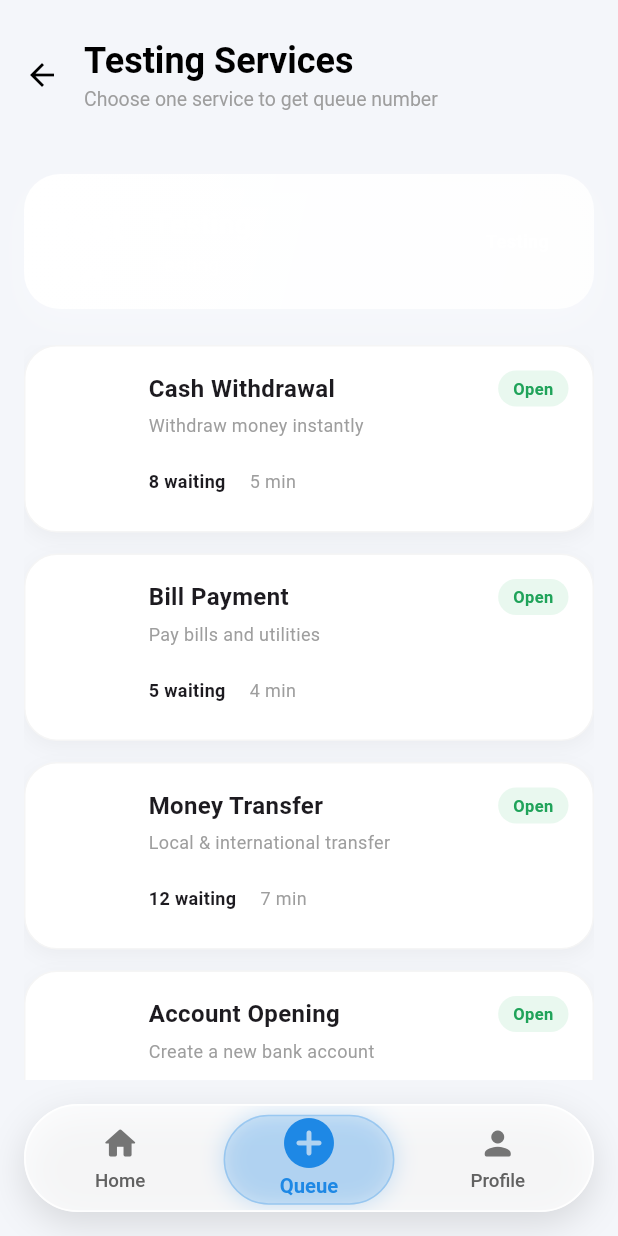
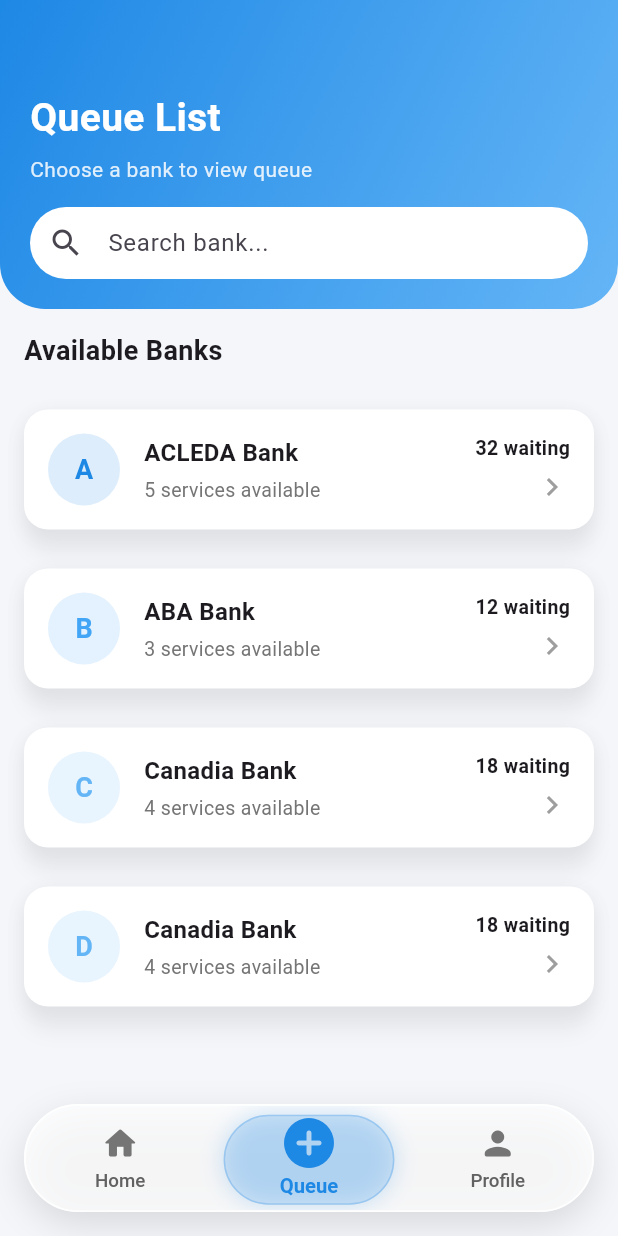
Before and after one commit to VathanaProgrammer/Queue-App, a Flutter app: the NavBarScreen screen opened by its route, item 2 of the bottom bar chosen, on a phone screen of 412 x 824 dp. Run offline on Flutter 3.47's test engine with Material 3 defaults, Android fonts, the phone set to English and light mode, and no system bars; network calls fail.

Commit message:
update new queue screen and move queue screen old to queuelink and update code from old version to new
pls dont delete this branch

```diff
--- a/lib/features/home/presentation/home.dart
+++ b/lib/features/home/presentation/home.dart
@@ -2,7 +2,7 @@
 import 'package:venqueue/features/home/widget/bank_card.dart';
 import 'package:venqueue/features/home/widget/queue_stat.dart';
 import 'package:venqueue/features/home/model/bank_model.dart';
-import 'package:venqueue/features/queue/presentation/queue.dart';
+import 'package:venqueue/features/queue/presentation/screens/queuelink.dart';
 
 class HomeScreen extends StatelessWidget {
   const HomeScreen({super.key});
@@ -178,7 +178,7 @@
                       Navigator.push(
                         context,
                         MaterialPageRoute(
-                          builder: (context) => QueueScreen(
+                          builder: (context) => QueueLink(
                             bankName: bank.name,
                             bankLetter: bank.letter,
                             bankColor: bank.color,
--- a/lib/features/home/widget/bank_card.dart
+++ b/lib/features/home/widget/bank_card.dart
@@ -1,5 +1,5 @@
 import 'package:flutter/material.dart';
-import 'package:venqueue/features/queue/presentation/queue.dart';
+import 'package:venqueue/features/queue/presentation/screens/queuelink.dart';
 
 class BankCard extends StatelessWidget {
   final String letter;
@@ -29,7 +29,7 @@
             Navigator.push(
               context,
               MaterialPageRoute(
-                builder: (context) => QueueScreen(
+                builder: (context) => QueueLink(
                   bankName: bankName,
                   bankLetter: letter,
                   bankColor: color,
@@ -60,7 +60,7 @@
             // Bank Letter Avatar
             CircleAvatar(
               radius: 24,
-              backgroundColor: color.withOpacity(0.15),
+              backgroundColor: color.withValues(alpha: 0.15),
               child: Text(
                 letter,
                 style: TextStyle(
--- a/lib/features/navigation/widget/navbar.dart
+++ b/lib/features/navigation/widget/navbar.dart
@@ -1,7 +1,7 @@
 import 'package:flutter/material.dart';
 import 'package:venqueue/features/home/presentation/home.dart';
 import 'package:venqueue/features/profile/presentation/profile.dart';
-import 'package:venqueue/features/queue/presentation/queue.dart';
+import 'package:venqueue/features/queue/presentation/screens/queue.dart';
 
 class NavBarScreen extends StatefulWidget {
   const NavBarScreen({super.key});
@@ -13,16 +13,10 @@
 class _NavBarScreenState extends State<NavBarScreen> {
   int _currentIndex = 0;
 
-  final List<Widget> _screens = const [
-    HomeScreen(),
-    QueueScreen(
-      bankName: 'Testing',
-      bankLetter: 'Testing',
-      bankColor: Colors.white,
-      services: 'Testing',
-      waiting: 'Testing',
-    ),
-    Profilescreen(),
+  final List<Widget> _screens = [
+    const HomeScreen(),
+    QueueScreen(),
+    const Profilescreen(),
   ];
 
   @override
@@ -40,10 +34,10 @@
           child: Container(
             height: 72,
             decoration: BoxDecoration(
-              color: Colors.white.withOpacity(0.75),
+              color: Colors.white.withValues(alpha: 0.75),
               borderRadius: BorderRadius.circular(50),
               border: Border.all(
-                color: Colors.white.withOpacity(0.9),
+                color: Colors.white.withValues(alpha: 0.9),
                 width: 1.2,
               ),
               boxShadow: const [
@@ -73,14 +67,18 @@
                           decoration: BoxDecoration(
                             color: const Color(
                               0xFF1E88E5,
-                            ).withOpacity(0.15), // ← Blue tint
+                            ).withValues(alpha: 0.15), // ← Blue tint
                             borderRadius: BorderRadius.circular(40),
                             border: Border.all(
-                              color: const Color(0xFF1E88E5).withOpacity(0.25),
+                              color: const Color(
+                                0xFF1E88E5,
+                              ).withValues(alpha: 0.25),
                             ),
                             boxShadow: [
                               BoxShadow(
-                                color: const Color(0xFF1E88E5).withOpacity(0.2),
+                                color: const Color(
+                                  0xFF1E88E5,
+                                ).withValues(alpha: 0.2),
                                 blurRadius: 12,
                                 spreadRadius: 1,
                               ),
--- a/lib/features/profile/presentation/profile.dart
+++ b/lib/features/profile/presentation/profile.dart
@@ -144,7 +144,7 @@
       borderRadius: BorderRadius.circular(16),
       boxShadow: [
         BoxShadow(
-          color: Colors.black.withOpacity(0.04),
+          color: Colors.black.withValues(alpha: 0.04),
           blurRadius: 12,
           offset: const Offset(0, 6),
         ),
--- a/lib/features/profile/widget/profile_item.dart
+++ b/lib/features/profile/widget/profile_item.dart
@@ -21,7 +21,7 @@
     return ListTile(
       onTap: onTap,
       leading: CircleAvatar(
-        backgroundColor: Colors.blue.withOpacity(0.1),
+        backgroundColor: Colors.blue.withValues(alpha: 0.1),
         child: Icon(icon, color: Colors.blue),
       ),
       title: Text(
--- /dev/null
+++ b/lib/features/queue/presentation/screens/queue.dart
@@ -0,0 +1,168 @@
+import 'package:flutter/material.dart';
+import 'package:venqueue/features/home/model/bank_model.dart';
+import 'package:venqueue/features/home/widget/bank_card.dart';
+import 'package:venqueue/features/queue/presentation/screens/queuelink.dart';
+
+class QueueScreen extends StatelessWidget {
+  QueueScreen({super.key});
+
+  final List<Bank> banks = [
+    Bank(
+      letter: "A",
+      name: "ACLEDA Bank",
+      services: "5 services available",
+      waiting: "32 waiting",
+      color: const Color(0xFF1E88E5),
+    ),
+    Bank(
+      letter: "B",
+      name: "ABA Bank",
+      services: "3 services available",
+      waiting: "12 waiting",
+      color: const Color(0xFF42A5F5),
+    ),
+    Bank(
+      letter: "C",
+      name: "Canadia Bank",
+      services: "4 services available",
+      waiting: "18 waiting",
+      color: const Color(0xFF64B5F6),
+    ),
+    Bank(
+      letter: "D",
+      name: "Canadia Bank",
+      services: "4 services available",
+      waiting: "18 waiting",
+      color: const Color(0xFF64B5F6),
+    ),
+  ];
+
+  @override
+  Widget build(BuildContext context) {
+    return Scaffold(
+      backgroundColor: const Color(0xFFF4F6FA),
+
+      body: Column(
+        children: [
+          Container(
+            padding: const EdgeInsets.only(
+              top: 60,
+              left: 20,
+              right: 20,
+              bottom: 20,
+            ),
+            decoration: const BoxDecoration(
+              gradient: LinearGradient(
+                colors: [Color(0xFF1E88E5), Color(0xFF64B5F6)],
+                begin: Alignment.topLeft,
+                end: Alignment.bottomRight,
+              ),
+              borderRadius: BorderRadius.only(
+                bottomLeft: Radius.circular(30),
+                bottomRight: Radius.circular(30),
+              ),
+            ),
+            child: Column(
+              crossAxisAlignment: CrossAxisAlignment.start,
+              children: [
+                const Text(
+                  "Queue List",
+                  style: TextStyle(
+                    color: Colors.white,
+                    fontSize: 26,
+                    fontWeight: FontWeight.bold,
+                  ),
+                ),
+                const SizedBox(height: 6),
+                Text(
+                  "Choose a bank to view queue",
+                  style: TextStyle(
+                    color: Colors.white.withValues(alpha: 0.85),
+                    fontSize: 14,
+                  ),
+                ),
+                const SizedBox(height: 15),
+
+                // 🔍 SEARCH BAR
+                TextField(
+                  decoration: InputDecoration(
+                    hintText: "Search bank...",
+                    prefixIcon: const Icon(Icons.search),
+                    filled: true,
+                    fillColor: Colors.white,
+                    contentPadding: const EdgeInsets.symmetric(vertical: 0),
+                    border: OutlineInputBorder(
+                      borderRadius: BorderRadius.circular(30),
+                      borderSide: BorderSide.none,
+                    ),
+                  ),
+                ),
+              ],
+            ),
+          ),
+
+          const SizedBox(height: 15),
+
+          Padding(
+            padding: const EdgeInsets.symmetric(horizontal: 16),
+            child: Row(
+              children: const [
+                Text(
+                  "Available Banks",
+                  style: TextStyle(fontSize: 18, fontWeight: FontWeight.w700),
+                ),
+              ],
+            ),
+          ),
+
+          const SizedBox(height: 10),
+
+          Expanded(
+            child: ListView.builder(
+              padding: const EdgeInsets.all(16),
+              itemCount: banks.length,
+              itemBuilder: (context, index) {
+                final bank = banks[index];
+
+                return Container(
+                  margin: const EdgeInsets.only(bottom: 14),
+                  decoration: BoxDecoration(
+                    borderRadius: BorderRadius.circular(18),
+                    boxShadow: [
+                      BoxShadow(
+                        color: Colors.black.withValues(alpha: 0.05),
+                        blurRadius: 10,
+                        offset: const Offset(0, 5),
+                      ),
+                    ],
+                  ),
+                  child: BankCard(
+                    letter: bank.letter,
+                    bankName: bank.name,
+                    services: bank.services,
+                    waiting: bank.waiting,
+                    color: bank.color,
+                    onTap: () {
+                      Navigator.push(
+                        context,
+                        MaterialPageRoute(
+                          builder: (context) => QueueLink(
+                            bankName: bank.name,
+                            bankLetter: bank.letter,
+                            bankColor: bank.color,
+                            services: bank.services,
+                            waiting: bank.waiting,
+                          ),
+                        ),
+                      );
+                    },
+                  ),
+                );
+              },
+            ),
+          ),
+        ],
+      ),
+    );
+  }
+}
--- a/lib/features/queue/presentation/queue.dart
+++ b/lib/features/queue/presentation/screens/queuelink.dart
@@ -1,15 +1,16 @@
 // lib/features/queue/queue.dart
 
 import 'package:flutter/material.dart';
+import 'package:venqueue/features/queue/presentation/widget/service_card.dart';
 
-class QueueScreen extends StatelessWidget {
+class QueueLink extends StatelessWidget {
   final String bankName;
   final String bankLetter;
   final Color bankColor;
   final String services;
   final String waiting;
 
-  const QueueScreen({
+  const QueueLink({
     super.key,
     required this.bankName,
     required this.bankLetter,
@@ -86,21 +87,18 @@
         padding: const EdgeInsets.all(16),
         child: Column(
           children: [
-            // ==================================================
-            // BANK SUMMARY CARD
-            // ==================================================
             Container(
               padding: const EdgeInsets.all(18),
               decoration: BoxDecoration(
                 gradient: LinearGradient(
-                  colors: [bankColor, bankColor.withOpacity(0.85)],
+                  colors: [bankColor, bankColor.withValues(alpha: 0.85)],
                   begin: Alignment.topLeft,
                   end: Alignment.bottomRight,
                 ),
                 borderRadius: BorderRadius.circular(24),
                 boxShadow: [
                   BoxShadow(
-                    color: bankColor.withOpacity(0.25),
+                    color: bankColor.withValues(alpha: 0.25),
                     blurRadius: 18,
                     offset: const Offset(0, 8),
                   ),
@@ -112,7 +110,7 @@
                     width: 54,
                     height: 54,
                     decoration: BoxDecoration(
-                      color: Colors.white.withOpacity(0.18),
+                      color: Colors.white.withValues(alpha: 0.18),
                       borderRadius: BorderRadius.circular(18),
                     ),
                     child: Center(
@@ -159,7 +157,7 @@
                       vertical: 7,
                     ),
                     decoration: BoxDecoration(
-                      color: Colors.white.withOpacity(0.18),
+                      color: Colors.white.withValues(alpha: 0.18),
                       borderRadius: BorderRadius.circular(30),
                     ),
                     child: Text(
@@ -174,12 +172,8 @@
                 ],
               ),
             ),
-
             const SizedBox(height: 24),
 
-            // ==================================================
-            // SERVICES LIST
-            // ==================================================
             Expanded(
               child: ListView.separated(
                 itemCount: serviceList.length,
@@ -214,150 +208,3 @@
     );
   }
 }
-
-class ServiceCard extends StatelessWidget {
-  final IconData icon;
-  final String title;
-  final String subtitle;
-  final String waiting;
-  final String time;
-  final Color bankColor;
-  final VoidCallback onJoin;
-
-  const ServiceCard({
-    super.key,
-    required this.icon,
-    required this.title,
-    required this.subtitle,
-    required this.waiting,
-    required this.time,
-    required this.bankColor,
-    required this.onJoin,
-  });
-
-  @override
-  Widget build(BuildContext context) {
-    return Container(
-      padding: const EdgeInsets.all(16),
-      decoration: BoxDecoration(
-        color: Colors.white,
-        borderRadius: BorderRadius.circular(22),
-        boxShadow: [
-          BoxShadow(
-            color: Colors.black.withOpacity(0.04),
-            blurRadius: 10,
-            offset: const Offset(0, 4),
-          ),
-        ],
-        border: Border.all(color: Colors.grey.shade100),
-      ),
-      child: Row(
-        children: [
-          // Icon
-          Container(
-            width: 52,
-            height: 52,
-            decoration: BoxDecoration(
-              color: bankColor.withOpacity(0.08),
-              borderRadius: BorderRadius.circular(16),
-            ),
-            child: Icon(icon, color: bankColor, size: 26),
-          ),
-
-          const SizedBox(width: 14),
-
-          // Content
-          Expanded(
-            child: Column(
-              crossAxisAlignment: CrossAxisAlignment.start,
-              children: [
-                Row(
-                  children: [
-                    Expanded(
-                      child: Text(
-                        title,
-                        style: const TextStyle(
-                          fontSize: 16,
-                          fontWeight: FontWeight.bold,
-                        ),
-                      ),
-                    ),
-
-                    Container(
-                      padding: const EdgeInsets.symmetric(
-                        horizontal: 10,
-                        vertical: 4,
-                      ),
-                      decoration: BoxDecoration(
-                        color: const Color(0xFFE9F8EF),
-                        borderRadius: BorderRadius.circular(20),
-                      ),
-                      child: const Text(
-                        'Open',
-                        style: TextStyle(
-                          color: Color(0xFF20A35A),
-                          fontWeight: FontWeight.w600,
-                          fontSize: 11,
-                        ),
-                      ),
-                    ),
-                  ],
-                ),
-
-                const SizedBox(height: 4),
-
-                Text(
-                  subtitle,
-                  style: const TextStyle(fontSize: 12, color: Colors.grey),
-                ),
-
-                const SizedBox(height: 12),
-
-                Row(
-                  children: [
-                    Text(
-                      waiting,
-                      style: const TextStyle(
-                        fontSize: 12,
-                        fontWeight: FontWeight.w600,
-                      ),
-                    ),
-                    const SizedBox(width: 16),
-                    Text(
-                      time,
-                      style: const TextStyle(fontSize: 12, color: Colors.grey),
-                    ),
-                    const Spacer(),
-
-                    SizedBox(
-                      height: 34,
-                      child: ElevatedButton(
-                        onPressed: onJoin,
-                        style: ElevatedButton.styleFrom(
-                          backgroundColor: bankColor,
-                          foregroundColor: Colors.white,
-                          elevation: 0,
-                          padding: const EdgeInsets.symmetric(horizontal: 22),
-                          shape: RoundedRectangleBorder(
-                            borderRadius: BorderRadius.circular(20),
-                          ),
-                        ),
-                        child: const Text(
-                          'Join',
-                          style: TextStyle(
-                            fontWeight: FontWeight.w600,
-                            fontSize: 13,
-                          ),
-                        ),
-                      ),
-                    ),
-                  ],
-                ),
-              ],
-            ),
-          ),
-        ],
-      ),
-    );
-  }
-}
--- /dev/null
+++ b/lib/features/queue/presentation/widget/service_card.dart
@@ -0,0 +1,148 @@
+import 'package:flutter/material.dart';
+
+class ServiceCard extends StatelessWidget {
+  final IconData icon;
+  final String title;
+  final String subtitle;
+  final String waiting;
+  final String time;
+  final Color bankColor;
+  final VoidCallback onJoin;
+
+  const ServiceCard({
+    super.key,
+    required this.icon,
+    required this.title,
+    required this.subtitle,
+    required this.waiting,
+    required this.time,
+    required this.bankColor,
+    required this.onJoin,
+  });
+
+  @override
+  Widget build(BuildContext context) {
+    return Container(
+      padding: const EdgeInsets.all(16),
+      decoration: BoxDecoration(
+        color: Colors.white,
+        borderRadius: BorderRadius.circular(22),
+        boxShadow: [
+          BoxShadow(
+            color: Colors.black.withValues(alpha: 0.04),
+            blurRadius: 10,
+            offset: const Offset(0, 4),
+          ),
+        ],
+        border: Border.all(color: Colors.grey.shade100),
+      ),
+      child: Row(
+        children: [
+          // Icon
+          Container(
+            width: 52,
+            height: 52,
+            decoration: BoxDecoration(
+              color: bankColor.withValues(alpha: 0.08),
+              borderRadius: BorderRadius.circular(16),
+            ),
+            child: Icon(icon, color: bankColor, size: 26),
+          ),
+
+          const SizedBox(width: 14),
+
+          // Content
+          Expanded(
+            child: Column(
+              crossAxisAlignment: CrossAxisAlignment.start,
+              children: [
+                Row(
+                  children: [
+                    Expanded(
+                      child: Text(
+                        title,
+                        style: const TextStyle(
+                          fontSize: 16,
+                          fontWeight: FontWeight.bold,
+                        ),
+                      ),
+                    ),
+
+                    Container(
+                      padding: const EdgeInsets.symmetric(
+                        horizontal: 10,
+                        vertical: 4,
+                      ),
+                      decoration: BoxDecoration(
+                        color: const Color(0xFFE9F8EF),
+                        borderRadius: BorderRadius.circular(20),
+                      ),
+                      child: const Text(
+                        'Open',
+                        style: TextStyle(
+                          color: Color(0xFF20A35A),
+                          fontWeight: FontWeight.w600,
+                          fontSize: 11,
+                        ),
+                      ),
+                    ),
+                  ],
+                ),
+
+                const SizedBox(height: 4),
+
+                Text(
+                  subtitle,
+                  style: const TextStyle(fontSize: 12, color: Colors.grey),
+                ),
+
+                const SizedBox(height: 12),
+
+                Row(
+                  children: [
+                    Text(
+                      waiting,
+                      style: const TextStyle(
+                        fontSize: 12,
+                        fontWeight: FontWeight.w600,
+                      ),
+                    ),
+                    const SizedBox(width: 16),
+                    Text(
+                      time,
+                      style: const TextStyle(fontSize: 12, color: Colors.grey),
+                    ),
+                    const Spacer(),
+
+                    SizedBox(
+                      height: 34,
+                      child: ElevatedButton(
+                        onPressed: onJoin,
+                        style: ElevatedButton.styleFrom(
+                          backgroundColor: bankColor,
+                          foregroundColor: Colors.white,
+                          elevation: 0,
+                          padding: const EdgeInsets.symmetric(horizontal: 22),
+                          shape: RoundedRectangleBorder(
+                            borderRadius: BorderRadius.circular(20),
+                          ),
+                        ),
+                        child: const Text(
+                          'Join',
+                          style: TextStyle(
+                            fontWeight: FontWeight.w600,
+                            fontSize: 13,
+                          ),
+                        ),
+                      ),
+                    ),
+                  ],
+                ),
+              ],
+            ),
+          ),
+        ],
+      ),
+    );
+  }
+}
```
